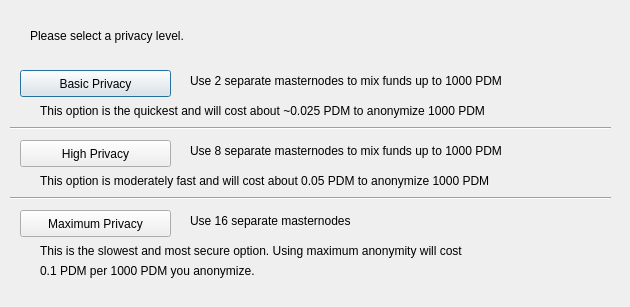
Qt form src/qt/forms/darksendconfig.ui (ParadigmCurrency/Paradigm) before a commit.
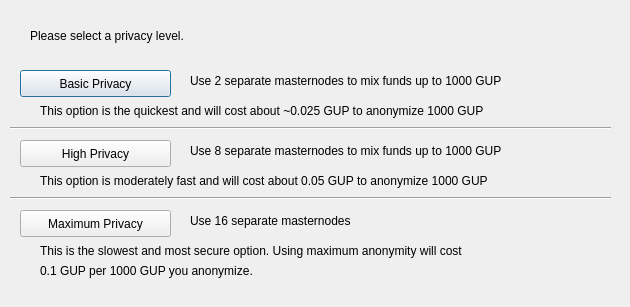
The same form after that commit.

```diff
--- a/src/qt/forms/darksendconfig.ui
+++ b/src/qt/forms/darksendconfig.ui
@@ -75,7 +75,7 @@
     </rect>
    </property>
    <property name="text">
-    <string>Use 2 separate masternodes to mix funds up to 1000 PDM</string>
+    <string>Use 2 separate masternodes to mix funds up to 1000 GUP</string>
    </property>
   </widget>
   <widget class="QLabel" name="label_3">
@@ -88,7 +88,7 @@
     </rect>
    </property>
    <property name="text">
-    <string>Use 8 separate masternodes to mix funds up to 1000 PDM</string>
+    <string>Use 8 separate masternodes to mix funds up to 1000 GUP</string>
    </property>
   </widget>
   <widget class="QLabel" name="label_4">
@@ -114,7 +114,7 @@
     </rect>
    </property>
    <property name="text">
-    <string>This option is the quickest and will cost about ~0.025 PDM to anonymize 1000 PDM</string>
+    <string>This option is the quickest and will cost about ~0.025 GUP to anonymize 1000 GUP</string>
    </property>
   </widget>
   <widget class="QLabel" name="label_7">
@@ -127,7 +127,7 @@
     </rect>
    </property>
    <property name="text">
-    <string>This option is moderately fast and will cost about 0.05 PDM to anonymize 1000 PDM</string>
+    <string>This option is moderately fast and will cost about 0.05 GUP to anonymize 1000 GUP</string>
    </property>
   </widget>
   <widget class="QLabel" name="label_8">
@@ -153,7 +153,7 @@
     </rect>
    </property>
    <property name="text">
-    <string>0.1 PDM per 1000 PDM you anonymize.</string>
+    <string>0.1 GUP per 1000 GUP you anonymize.</string>
    </property>
   </widget>
   <widget class="Line" name="line">
```
